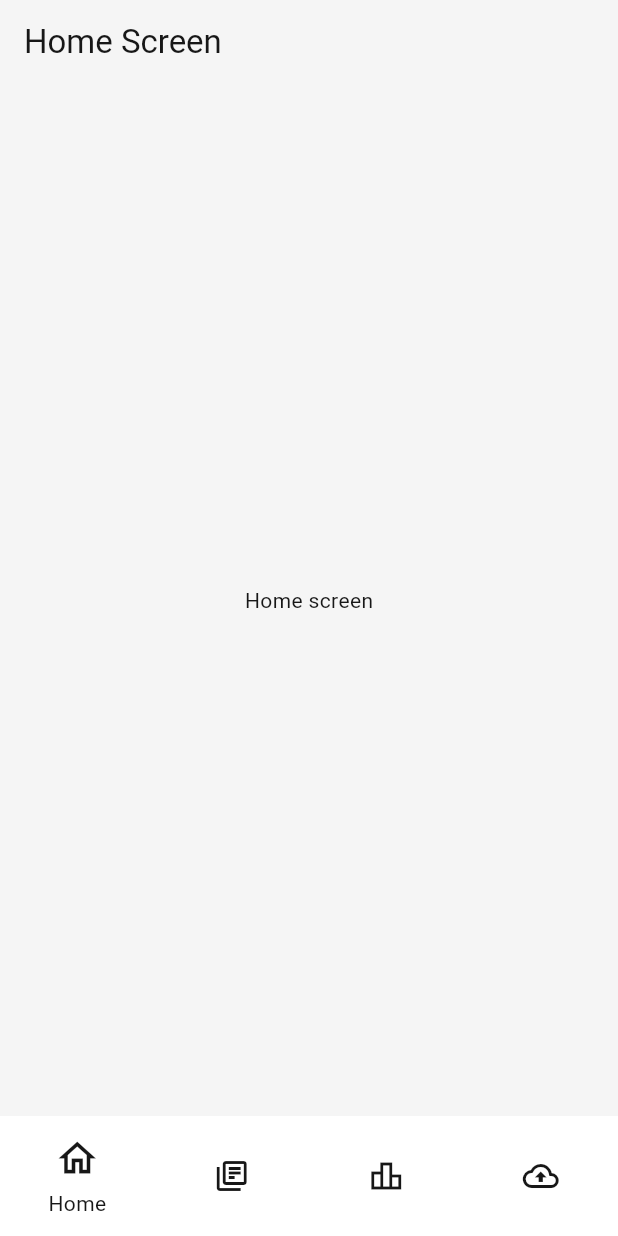
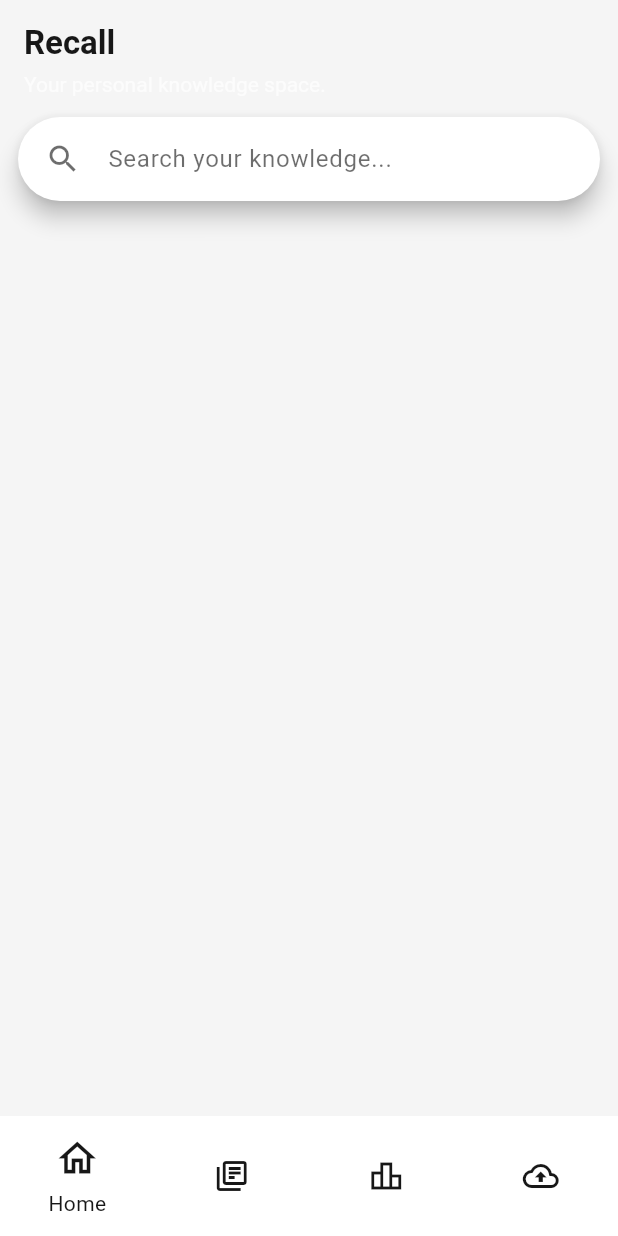
Before and after one commit to zubairehmad/recall, a Flutter app: the screen it shows after launch, on a phone screen of 412 x 824 dp. Run offline on Flutter 3.47's test engine with Material 3 defaults, Android fonts, the phone set to English and light mode, and no system bars.

Commit message:
create basic header for home screen

```diff
--- a/lib/features/home/screens/home_screen.dart
+++ b/lib/features/home/screens/home_screen.dart
@@ -1,4 +1,6 @@
 import 'package:flutter/material.dart';
+
+import '../widgets/custom_search_bar.dart';
 
 class HomeScreen extends StatelessWidget {
   const HomeScreen({super.key});
@@ -6,11 +8,41 @@ class HomeScreen extends StatelessWidget {
   @override
   Widget build(BuildContext context) {
     return Scaffold(
-      appBar: AppBar(
-        title: const Text('Home Screen'),
-      ),
-      body: const Center(
-        child: Text('Home screen'),
+      body: CustomScrollView(
+        slivers: [
+          SliverToBoxAdapter(
+            child: SizedBox(height: 12),
+          ),
+          SliverAppBar(
+            title: Column(
+              crossAxisAlignment: CrossAxisAlignment.start,
+              children: [
+                const Text(
+                  'Recall',
+                  style: TextStyle(fontWeight: FontWeight.bold),
+                ),
+                const SizedBox(height: 4),
+                Text(
+                  'Your personal knowledge space.',
+                  style: TextStyle(
+                    fontSize: 14,
+                    fontWeight: FontWeight.normal,
+                    color: Colors.white70,
+                  ),
+                ),
+              ],
+            ),
+          ),
+          SliverToBoxAdapter(
+            child: Padding(
+              padding: EdgeInsetsGeometry.symmetric(
+                horizontal: 12,
+                vertical: 10,
+              ),
+              child: CustomSearchBar(),
+            ),
+          ),
+        ],
       ),
     );
   }
--- /dev/null
+++ b/lib/features/home/widgets/custom_search_bar.dart
@@ -0,0 +1,29 @@
+import 'package:flutter/material.dart';
+
+class CustomSearchBar extends StatefulWidget {
+  const CustomSearchBar({super.key});
+
+  @override
+  State<CustomSearchBar> createState() => _CustomSearchBarState();
+}
+
+class _CustomSearchBarState extends State<CustomSearchBar> {
+  @override
+  Widget build(BuildContext context) {
+    final color = Theme.of(context).colorScheme.onSurface.withAlpha(160);
+
+    return SearchBar(
+      leading: Padding(
+        padding: const EdgeInsets.symmetric(horizontal: 10),
+        child: Icon(
+          Icons.search,
+          color: color,
+        ),
+      ),
+      hintText: 'Search your knowledge...',
+      hintStyle: WidgetStateProperty.all(
+        TextStyle(color: color),
+      ),
+    );
+  }
+}
```
